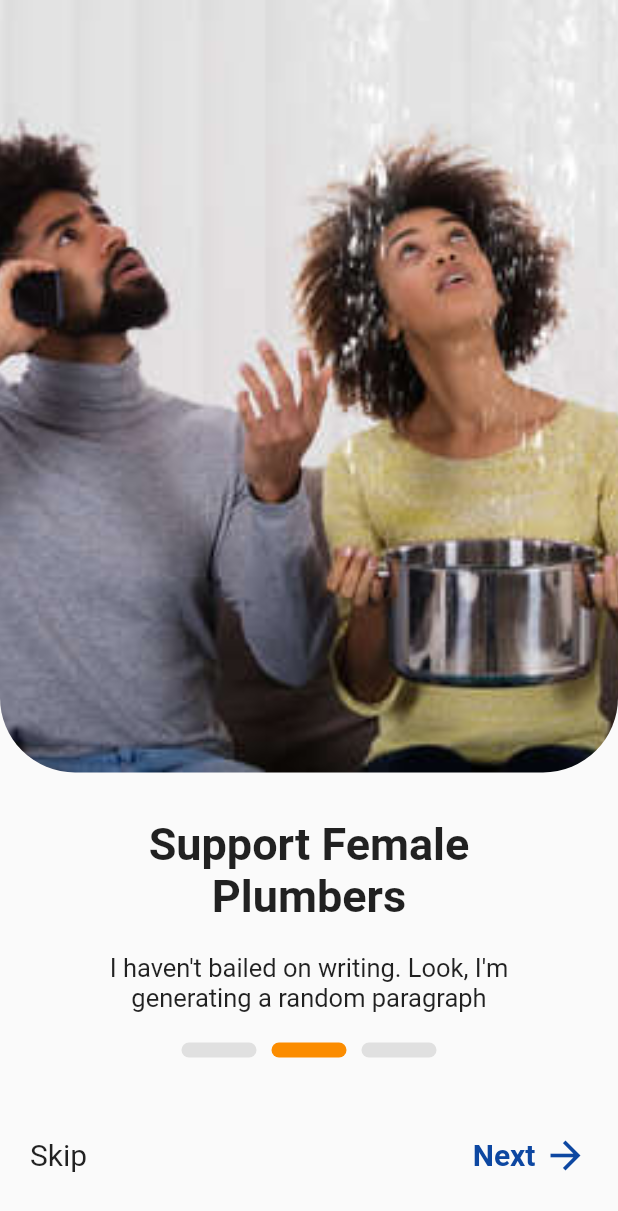
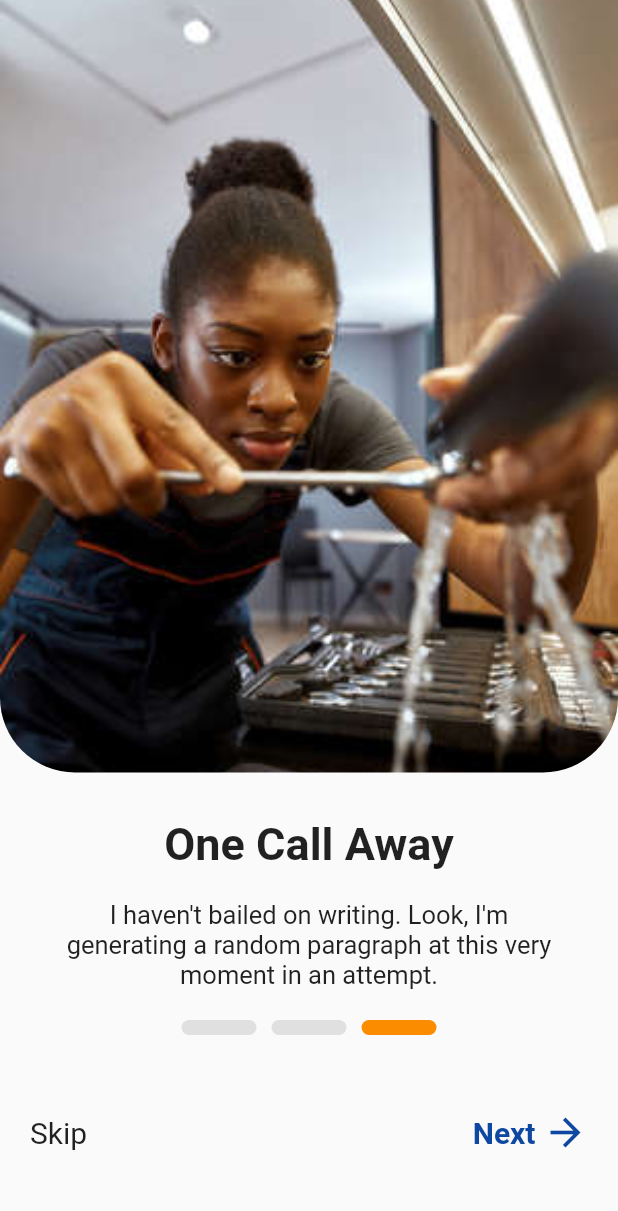
Before and after one commit to parlgy/Dial_A_Plumber, a Flutter app: the screen it shows after launch, on a phone screen of 412 x 824 dp. Shown: the top 1211 px of the screen. Run offline on Flutter 3.47's test engine with Material 2 defaults, Android fonts, the phone set to English and light mode, and no system bars.

Commit message:
completed onboardingscreen three

```diff
--- a/lib/config/app_router.dart
+++ b/lib/config/app_router.dart
@@ -23,6 +23,9 @@ class AppRouter {
       case OnboardingScreenTwo.routeName:
         return OnboardingScreenTwo.route();
 
+      case OnboardingScreenThree.routeName:
+        return OnboardingScreenThree.route();
+
       default:
         return _errorRoute();
     }
--- a/lib/main.dart
+++ b/lib/main.dart
@@ -19,7 +19,7 @@ class MyApp extends StatelessWidget {
         primarySwatch: Colors.blue,
       ),
       onGenerateRoute: AppRouter.onGenerateRoute,
-      initialRoute: OnboardingScreenTwo.routeName,
+      initialRoute: OnboardingScreenThree.routeName,
       // home: const LandingScreen(),
     );
   }
--- a/lib/pages/onboarding/onboardingscreen_two.dart
+++ b/lib/pages/onboarding/onboardingscreen_three.dart
@@ -1,22 +1,22 @@
 import 'package:flutter/material.dart';
 
-class OnboardingScreenTwo extends StatefulWidget {
-  const OnboardingScreenTwo({super.key});
+class OnboardingScreenThree extends StatefulWidget {
+  const OnboardingScreenThree({super.key});
 
-  static const String routeName = '/onboardingScreenTwo';
+  static const String routeName = '/onboardingScreenThree';
 
   static Route route() {
     return MaterialPageRoute(
       settings: const RouteSettings(name: routeName),
-      builder: (context) => const OnboardingScreenTwo(),
+      builder: (context) => const OnboardingScreenThree(),
     );
   }
 
   @override
-  State<OnboardingScreenTwo> createState() => _OnboardingScreenTwoState();
+  State<OnboardingScreenThree> createState() => _OnboardingScreenTwoState();
 }
 
-class _OnboardingScreenTwoState extends State<OnboardingScreenTwo> {
+class _OnboardingScreenTwoState extends State<OnboardingScreenThree> {
   @override
   Widget build(BuildContext context) {
     return Scaffold(
@@ -32,7 +32,7 @@ class _OnboardingScreenTwoState extends State<OnboardingScreenTwo> {
                     bottomRight: Radius.circular(50),
                   ),
                   image: DecorationImage(
-                    image: AssetImage('assets/images/onboarding1.jpg'),
+                    image: AssetImage('assets/images/onboarding4.jpg'),
                     fit: BoxFit.cover,
                   ),
                 ),
@@ -40,15 +40,11 @@ class _OnboardingScreenTwoState extends State<OnboardingScreenTwo> {
               const SizedBox(
                 height: 30,
               ),
-              Container(
-                margin: const EdgeInsets.only(left: 40, right: 40),
-                child: const Text(
-                  'Support Female Plumbers',
-                  textAlign: TextAlign.center,
-                  style: TextStyle(
-                    fontSize: 30,
-                    fontWeight: FontWeight.bold,
-                  ),
+              const Text(
+                'One Call Away',
+                style: TextStyle(
+                  fontSize: 30,
+                  fontWeight: FontWeight.bold,
                 ),
               ),
               const SizedBox(
@@ -57,7 +53,7 @@ class _OnboardingScreenTwoState extends State<OnboardingScreenTwo> {
               Container(
                 margin: const EdgeInsets.only(left: 40, right: 40),
                 child: const Text(
-                  'I haven\'t bailed on writing. Look, I\'m generating a random paragraph',
+                  'I haven\'t bailed on writing. Look, I\'m generating a random paragraph at this very moment in an attempt.',
                   textAlign: TextAlign.center,
                   style: TextStyle(fontSize: 17),
                 ),
@@ -83,7 +79,7 @@ class _OnboardingScreenTwoState extends State<OnboardingScreenTwo> {
                     height: 10,
                     width: 50,
                     decoration: BoxDecoration(
-                      color: Colors.orange[600],
+                      color: Colors.grey[300],
                       borderRadius: BorderRadius.circular(10),
                     ),
                   ),
@@ -94,7 +90,7 @@ class _OnboardingScreenTwoState extends State<OnboardingScreenTwo> {
                     height: 10,
                     width: 50,
                     decoration: BoxDecoration(
-                      color: Colors.grey[300],
+                      color: Colors.orange[600],
                       borderRadius: BorderRadius.circular(10),
                     ),
                   )
--- a/lib/pages/pages.dart
+++ b/lib/pages/pages.dart
@@ -5,3 +5,4 @@ export 'registration/signupscreen.dart';
 export 'registration/signinscreen.dart';
 export 'onboarding/onboardingscreen_one.dart';
 export 'onboarding/onboardingscreen_two.dart';
+export 'onboarding/onboardingscreen_three.dart';
```
Also changed, not shown: assets/images/onboarding4.jpg (added), assets/images/onboarding5.jpg (added).
